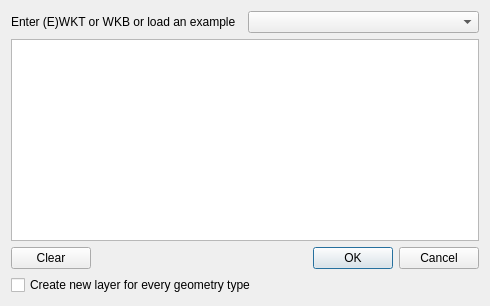
Old version of the form Ui_QuickWKT.ui in the repository elpaso/quickwkt.
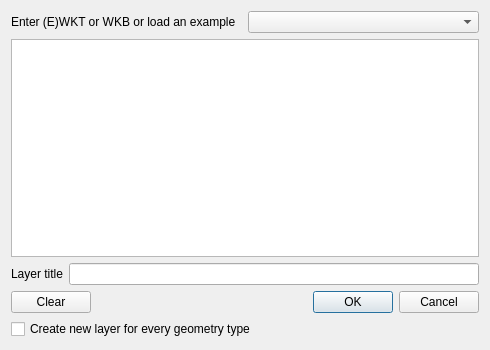
New version of the form.

```diff
--- a/Ui_QuickWKT.ui
+++ b/Ui_QuickWKT.ui
@@ -7,7 +7,7 @@
     <x>0</x>
     <y>0</y>
     <width>490</width>
-    <height>306</height>
+    <height>350</height>
    </rect>
   </property>
   <property name="windowTitle">
@@ -31,6 +31,20 @@
    <item>
     <widget class="QPlainTextEdit" name="wkt"/>
    </item>
+   <item>
+    <layout class="QHBoxLayout" name="horizontalLayout_3">
+     <item>
+      <widget class="QLabel" name="label">
+       <property name="text">
+        <string>Layer title</string>
+       </property>
+      </widget>
+     </item>
+     <item>
+      <widget class="QLineEdit" name="layerTitle"/>
+     </item>
+    </layout>
+   </item>
    <item>
     <layout class="QHBoxLayout" name="horizontalLayout_2">
      <item>
```
